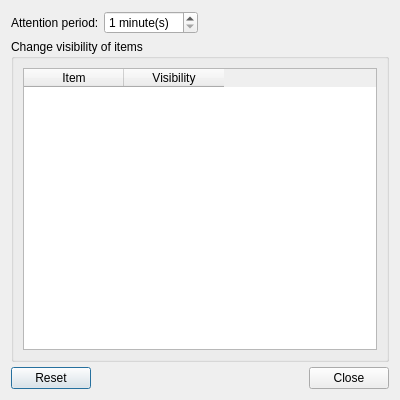
The window that plugin-statusnotifier/statusnotifierconfiguration.ui (lxqt/lxqt-panel) describes before a commit, drawn with Qt 5.
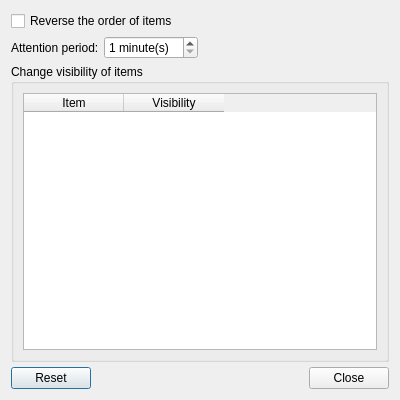
The same window after the commit.

Commit message:
An option to reverse the order of tray items
By default, the order is from the oldest to the newest item.

TNOTE: his PR needs https://github.com/lxqt/liblxqt/pull/353

Closes https://github.com/lxqt/lxqt-panel/issues/2124

What changed in the file:
```diff
--- a/plugin-statusnotifier/statusnotifierconfiguration.ui
+++ b/plugin-statusnotifier/statusnotifierconfiguration.ui
@@ -17,6 +17,17 @@
    <property name="spacing">
     <number>5</number>
    </property>
+   <item>
+    <layout class="QHBoxLayout" name="horizontalLayout_2">
+     <item>
+      <widget class="QCheckBox" name="orderCB">
+       <property name="text">
+        <string>Reverse the order of items</string>
+       </property>
+      </widget>
+     </item>
+    </layout>
+   </item>
    <item>
     <layout class="QHBoxLayout" name="horizontalLayout">
      <property name="spacing">
```
The commit also changes 2 other files.
